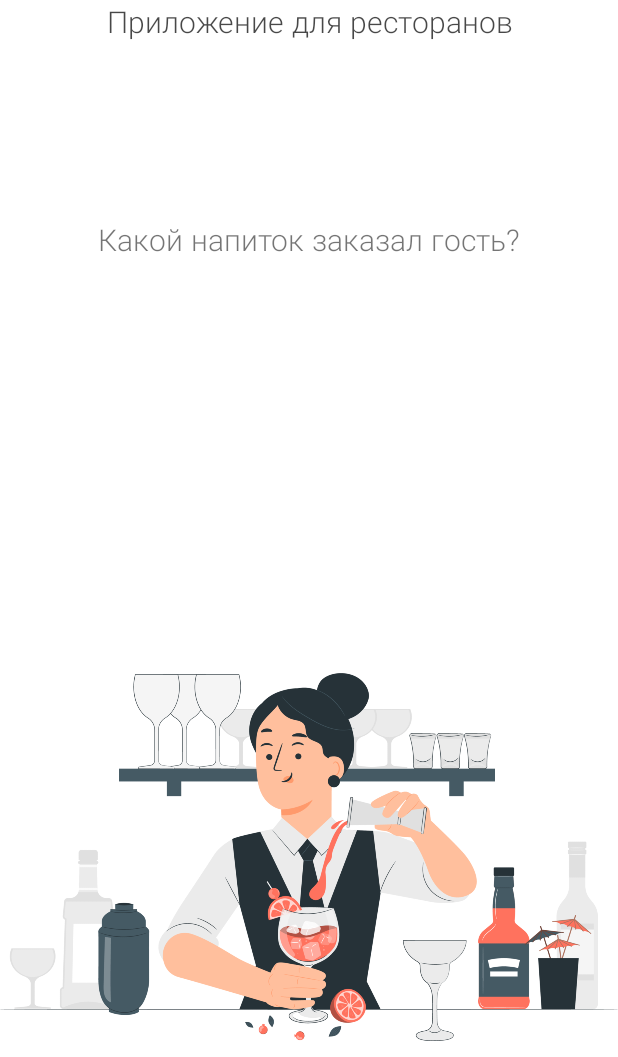
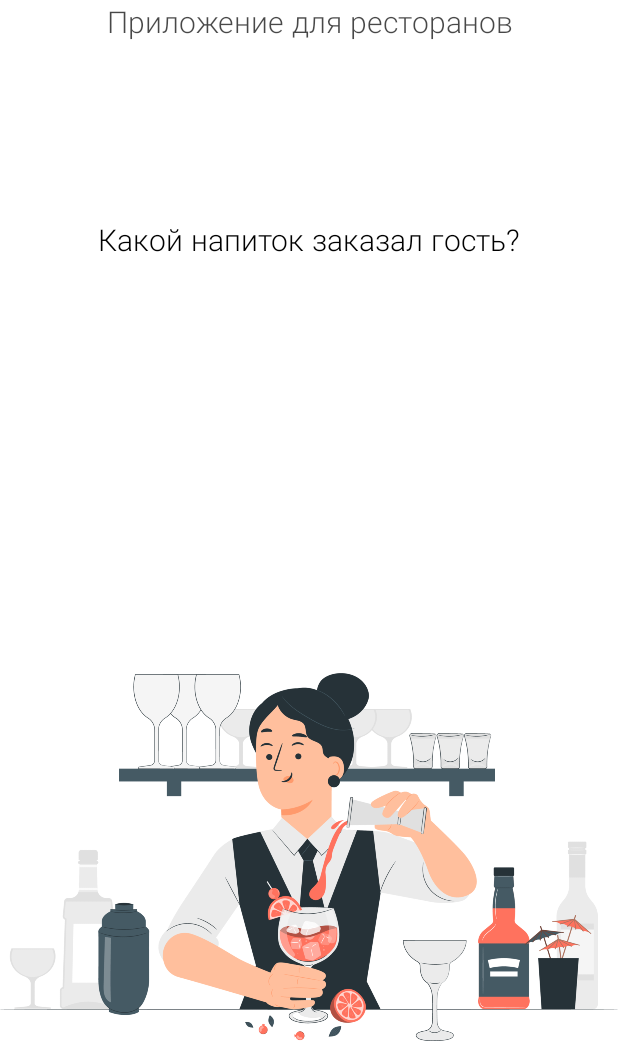
Before and after one commit to linilinn/fourth, an Android app: the layout fragment_second.xml on its own in the app's theme, with its tools: preview values and no code run, on a phone screen of 412 x 824 dp, the part 179-1236 px from its top. Run offline under Robolectric (Android 15) with nearby library versions, the phone set to English and light mode, and no system bars.

```diff
--- a/app/src/main/java/com/example/fourth/fragments/SecondFragment.java
+++ b/app/src/main/java/com/example/fourth/fragments/SecondFragment.java
@@ -7,9 +7,11 @@ import androidx.annotation.NonNull;
 import androidx.annotation.Nullable;
 import androidx.fragment.app.Fragment;
 
+import android.util.Log;
 import android.view.LayoutInflater;
 import android.view.View;
 import android.view.ViewGroup;
+import android.widget.Toast;
 
 import com.example.fourth.MainActivity;
 import com.example.fourth.R;
@@ -53,5 +55,9 @@ public class SecondFragment extends Fragment {
         }
         DrinkAdapter drinkAdapter = new DrinkAdapter(mainActivity, drinks);
         binding.listView.setAdapter(drinkAdapter);
+        binding.listView.setOnItemClickListener((adapterView, view, i, l) -> {
+            Log.i("ListView", "ListView is clicked");
+            Toast.makeText(mainActivity, "ListView is clicked", Toast.LENGTH_LONG).show();
+        });
     }
 }
--- a/app/src/main/res/layout/fragment_second.xml
+++ b/app/src/main/res/layout/fragment_second.xml
@@ -62,6 +62,7 @@
         android:layout_marginTop="76dp"
         android:fontFamily="@font/space_grotesk_light"
         android:text="Какой напиток заказал гость?"
+        android:textColor="@color/black"
         android:textSize="20sp"
         app:layout_constraintEnd_toEndOf="parent"
         app:layout_constraintStart_toStartOf="parent"
--- a/app/src/main/res/layout/fragment_third.xml
+++ b/app/src/main/res/layout/fragment_third.xml
@@ -76,6 +76,7 @@
         android:layout_height="wrap_content"
         android:fontFamily="@font/space_grotesk_light"
         android:text="Какое блюдо заказал гость?"
+        android:textColor="@color/black"
         android:textSize="20sp"
         app:layout_constraintBottom_toTopOf="@+id/imageView2"
         app:layout_constraintEnd_toEndOf="parent"
```
Also changed, not shown: app/src/main/java/com/example/fourth/adapter/FoodAdapter.java (+10 -0 lines).
